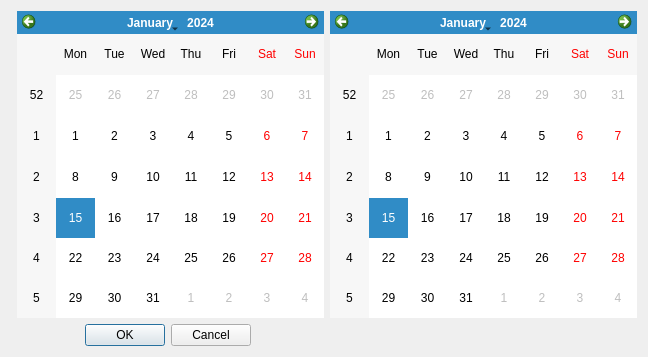
Above: Cafe5/calendar.ui from End1-1/Cafe5 before the change. Below: the same form after it.
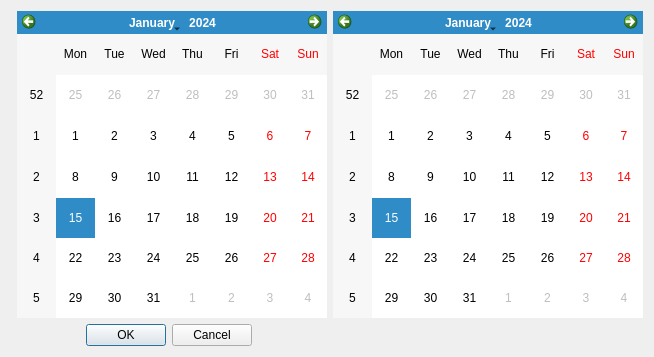
That is the form after the change.

```diff
--- a/Cafe5/calendar.ui
+++ b/Cafe5/calendar.ui
@@ -6,7 +6,7 @@
    <rect>
     <x>0</x>
     <y>0</y>
-    <width>648</width>
+    <width>654</width>
     <height>357</height>
    </rect>
   </property>
```
